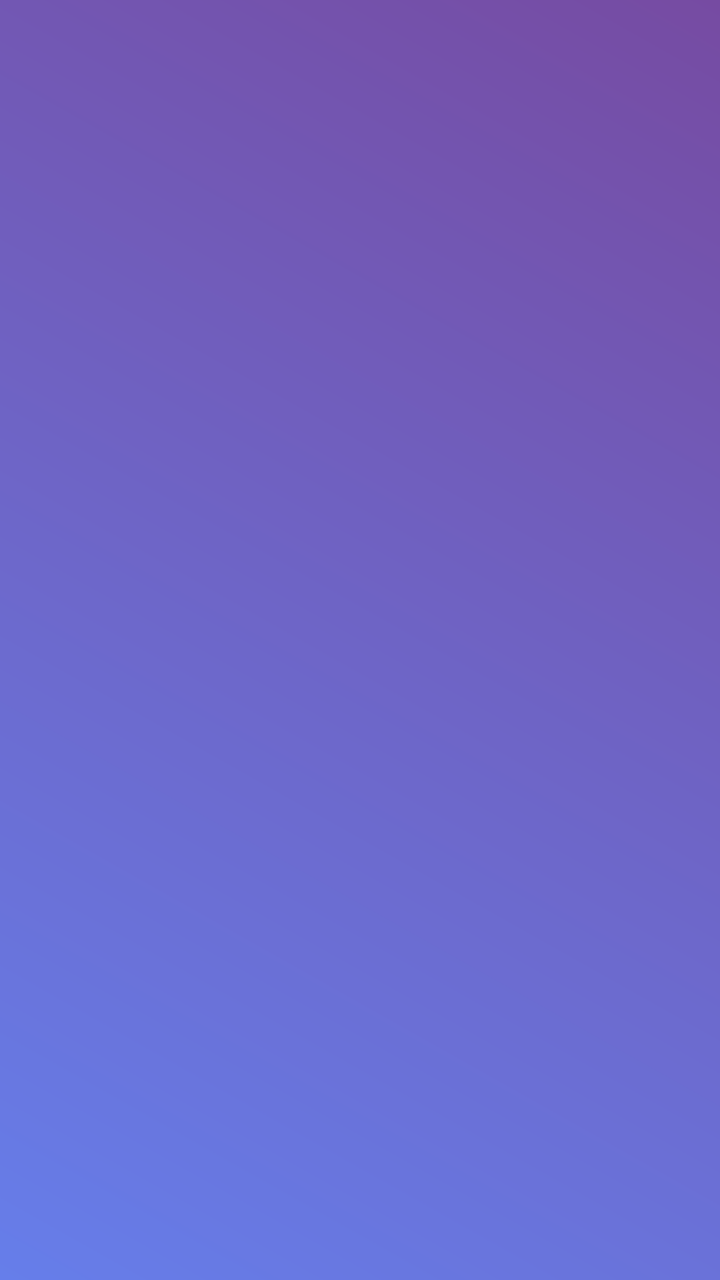
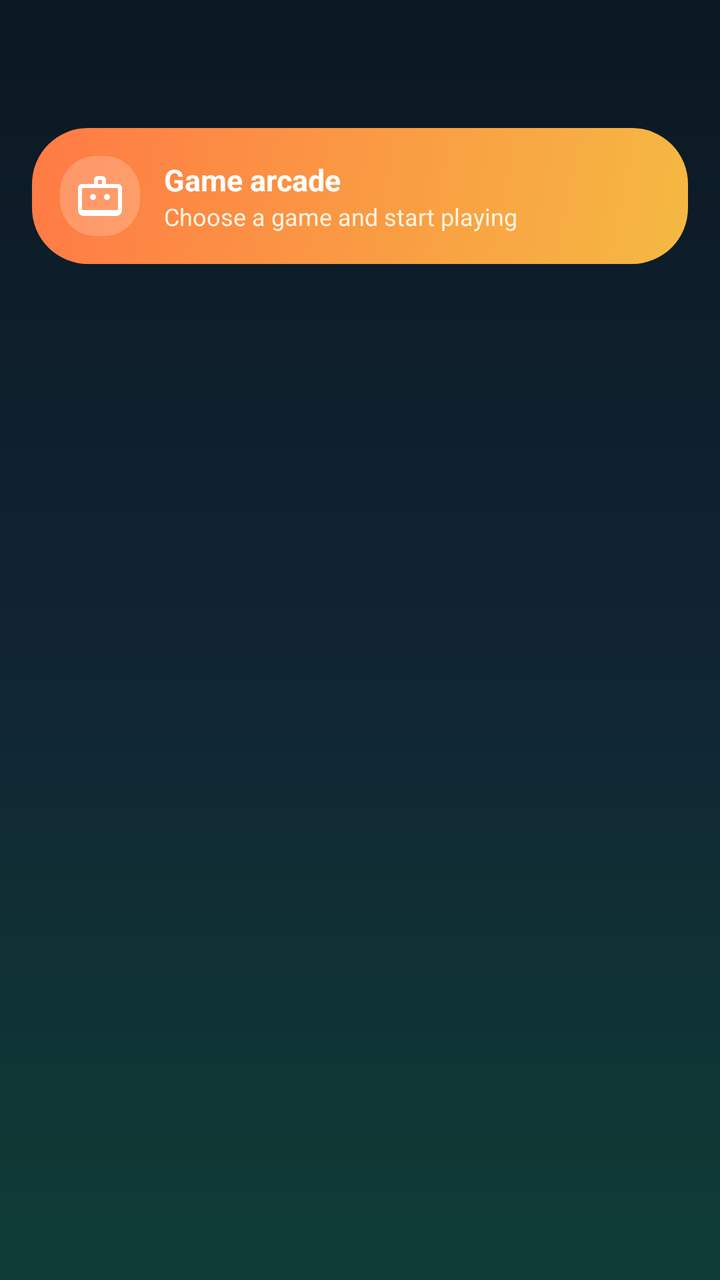

The first picture is an Android layout as it rendered before a commit; the second is the same layout after the commit. The layout source and the unified diff follow.
<!-- AndroidManifest.xml: application theme Theme.BushoRat -->
<!-- res/layout/activity_earn.xml -->
<?xml version="1.0" encoding="utf-8"?>
<androidx.coordinatorlayout.widget.CoordinatorLayout xmlns:android="http://schemas.android.com/apk/res/android"
    xmlns:app="http://schemas.android.com/apk/res-auto"
    xmlns:tools="http://schemas.android.com/tools"
    android:layout_width="match_parent"
    android:layout_height="match_parent"
    android:background="@drawable/gradient_login_bg"
    tools:context=".activities.EarnActivity">

    <com.google.android.material.appbar.AppBarLayout
        android:layout_width="match_parent"
        android:layout_height="wrap_content"
        android:fitsSystemWindows="true"
        android:background="@android:color/transparent"
        app:elevation="0dp"
        app:liftOnScroll="false">

        <com.google.android.material.appbar.MaterialToolbar
            android:id="@+id/toolbar"
            android:layout_width="match_parent"
            android:layout_height="?attr/actionBarSize"
            android:background="@android:color/transparent"
            android:theme="@style/ThemeOverlay.Material3.Dark.ActionBar"
            android:title="Games"
            app:layout_scrollFlags="scroll|enterAlways"
            app:titleCentered="false"
            app:titleTextColor="#FFFFFF" />
    </com.google.android.material.appbar.AppBarLayout>

    <androidx.recyclerview.widget.RecyclerView
        android:id="@+id/recyclerView"
        android:layout_width="match_parent"
        android:layout_height="match_parent"
        android:padding="8dp"
        android:clipToPadding="false"
        android:scrollbars="vertical"
        app:layout_behavior="@string/appbar_scrolling_view_behavior"
        tools:listitem="@layout/item_game" />

</androidx.coordinatorlayout.widget.CoordinatorLayout>
<!-- res/layout/item_game.xml (included above) -->
<LinearLayout xmlns:android="http://schemas.android.com/apk/res/android"
    android:layout_width="match_parent"
    android:layout_height="wrap_content"
    android:layout_margin="6dp"
    android:orientation="vertical"
    android:gravity="center"
    android:background="@android:color/white"
    android:elevation="2dp"
    >

    <ImageView
        android:id="@+id/gameImage"
        android:layout_width="match_parent"
        android:layout_height="100dp"
        android:scaleType="centerCrop" />

    <TextView
        android:id="@+id/gameName"
        android:layout_width="wrap_content"
        android:layout_height="wrap_content"
        android:textSize="14sp"
        android:textColor="@android:color/black"
        android:layout_marginTop="6dp"
        android:text="Game Title"/>
</LinearLayout>
<!-- resources referenced by this layout -->
<resources>
  <!-- drawable gradient_login_bg (drawable) -->
  <?xml version="1.0" encoding="utf-8"?>
  <shape xmlns:android="http://schemas.android.com/apk/res/android">
      <gradient
          android:angle="45"
          android:startColor="#667EEA"
          android:endColor="#764BA2"
          android:type="linear" />
  </shape>
  <style name="Theme.BushoRat" parent="Base.Theme.BushoRat" />
  <style name="Base.Theme.BushoRat" parent="Theme.Material3.DayNight.NoActionBar">
          
          
      </style>
</resources>

<!-- the commit's change to res/layout/activity_earn.xml (unified diff, before → after) -->
@@ -10,10 +10,9 @@
     <com.google.android.material.appbar.AppBarLayout
         android:layout_width="match_parent"
         android:layout_height="wrap_content"
+        android:background="@android:color/transparent"
         android:fitsSystemWindows="true"
-        android:background="@android:color/transparent"
-        app:elevation="0dp"
-        app:liftOnScroll="false">
+        app:elevation="0dp">
 
         <com.google.android.material.appbar.MaterialToolbar
             android:id="@+id/toolbar"
@@ -21,46 +20,116 @@
             android:layout_height="?attr/actionBarSize"
             android:background="@android:color/transparent"
             android:theme="@style/ThemeOverlay.Material3.Dark.ActionBar"
-            android:title="Games"
-            app:layout_scrollFlags="scroll|enterAlways"
-            app:titleCentered="false"
-            app:titleTextColor="#FFFFFF" />
+            android:title="@string/home_games_title"
+            app:titleTextColor="@color/white" />
     </com.google.android.material.appbar.AppBarLayout>
 
-    <androidx.recyclerview.widget.RecyclerView
-        android:id="@+id/recyclerView"
+    <LinearLayout
         android:layout_width="match_parent"
         android:layout_height="match_parent"
-        android:padding="8dp"
-        android:clipToPadding="false"
-        android:scrollbars="vertical"
-        app:layout_behavior="@string/appbar_scrolling_view_behavior"
-        tools:listitem="@layout/item_game" />
+        android:orientation="vertical"
+        app:layout_behavior="@string/appbar_scrolling_view_behavior">
+
+        <LinearLayout
+            android:layout_width="match_parent"
+            android:layout_height="wrap_content"
+            android:layout_marginHorizontal="16dp"
+            android:layout_marginBottom="10dp"
+            android:background="@drawable/bg_tile_games"
+            android:gravity="center_vertical"
+            android:orientation="horizontal"
+            android:padding="14dp">
+
+            <ImageView
+                android:layout_width="40dp"
+                android:layout_height="40dp"
+                android:background="@drawable/bg_icon_bubble"
+                android:contentDescription="@null"
+                android:padding="8dp"
+                android:src="@drawable/ic_home_games" />
+
+            <LinearLayout
+                android:layout_width="0dp"
+                android:layout_height="wrap_content"
+                android:layout_marginStart="12dp"
+                android:layout_weight="1"
+                android:orientation="vertical">
+
+                <TextView
+                    android:layout_width="wrap_content"
+                    android:layout_height="wrap_content"
+                    android:text="@string/games_banner_title"
+                    android:textColor="@color/white"
+                    android:textSize="15sp"
+                    android:textStyle="bold" />
+
+                <TextView
+                    android:layout_width="wrap_content"
+                    android:layout_height="wrap_content"
+                    android:text="@string/games_banner_desc"
+                    android:textColor="#FFF2DF"
+                    android:textSize="12sp" />
+            </LinearLayout>
+        </LinearLayout>
+
+        <androidx.recyclerview.widget.RecyclerView
+            android:id="@+id/recyclerView"
+            android:layout_width="match_parent"
+            android:layout_height="0dp"
+            android:layout_weight="1"
+            android:clipToPadding="false"
+            android:padding="10dp"
+            android:scrollbars="vertical"
+            tools:listitem="@layout/item_game" />
+    </LinearLayout>
 
 </androidx.coordinatorlayout.widget.CoordinatorLayout>
 <!-- res/layout/item_game.xml (included above) -->
-<LinearLayout xmlns:android="http://schemas.android.com/apk/res/android"
+<?xml version="1.0" encoding="utf-8"?>
+<com.google.android.material.card.MaterialCardView xmlns:android="http://schemas.android.com/apk/res/android"
+    xmlns:app="http://schemas.android.com/apk/res-auto"
     android:layout_width="match_parent"
     android:layout_height="wrap_content"
     android:layout_margin="6dp"
-    android:orientation="vertical"
-    android:gravity="center"
-    android:background="@android:color/white"
-    android:elevation="2dp"
-    >
+    app:cardBackgroundColor="@color/card_surface"
+    app:cardCornerRadius="18dp"
+    app:cardElevation="4dp"
+    app:strokeColor="@color/card_stroke"
+    app:strokeWidth="1dp">
 
-    <ImageView
-        android:id="@+id/gameImage"
+    <LinearLayout
         android:layout_width="match_parent"
-        android:layout_height="100dp"
-        android:scaleType="centerCrop" />
+        android:layout_height="wrap_content"
+        android:orientation="vertical"
+        android:padding="10dp">
 
-    <TextView
-        android:id="@+id/gameName"
-        android:layout_width="wrap_content"
-        android:layout_height="wrap_content"
-        android:textSize="14sp"
-        android:textColor="@android:color/black"
-        android:layout_marginTop="6dp"
-        android:text="Game Title"/>
-</LinearLayout>
+        <ImageView
+            android:id="@+id/gameImage"
+            android:layout_width="match_parent"
+            android:layout_height="110dp"
+            android:background="@drawable/bg_icon_bubble"
+            android:scaleType="centerCrop" />
+
+        <TextView
+            android:id="@+id/gameName"
+            android:layout_width="match_parent"
+            android:layout_height="wrap_content"
+            android:layout_marginTop="10dp"
+            android:ellipsize="end"
+            android:gravity="center"
+            android:maxLines="2"
+            android:text="Game Title"
+            android:textColor="@color/white"
+            android:textSize="13sp"
+            android:textStyle="bold" />
+
+        <TextView
+            android:layout_width="match_parent"
+            android:layout_height="wrap_content"
+            android:layout_marginTop="2dp"
+            android:gravity="center"
+            android:text="@string/games_tap_to_play"
+            android:textColor="@color/amber"
+            android:textSize="11sp" />
+    </LinearLayout>
+</com.google.android.material.card.MaterialCardView>
<!-- resource entries referenced after the edit -->
@@ -1,14 +1,56 @@
 <!-- resources referenced by this layout -->
 <resources>
+  <color name="amber">#F5B942</color>
+  <color name="card_stroke">#2A3E4F</color>
+  <color name="card_surface">#162735</color>
+  <color name="white">#FFFFFF</color>
+  <!-- drawable bg_icon_bubble (drawable) -->
+  <?xml version="1.0" encoding="utf-8"?>
+  <shape xmlns:android="http://schemas.android.com/apk/res/android">
+      <solid android:color="#33FFFFFF" />
+      <corners android:radius="18dp" />
+  </shape>
+  <!-- drawable bg_tile_games (drawable) -->
+  <?xml version="1.0" encoding="utf-8"?>
+  <shape xmlns:android="http://schemas.android.com/apk/res/android">
+      <gradient
+          android:angle="135"
+          android:startColor="#F5B942"
+          android:endColor="#FF7A45"
+          android:type="linear" />
+      <corners android:radius="28dp" />
+  </shape>
   <!-- drawable gradient_login_bg (drawable) -->
   <?xml version="1.0" encoding="utf-8"?>
   <shape xmlns:android="http://schemas.android.com/apk/res/android">
       <gradient
-          android:angle="45"
-          android:startColor="#667EEA"
-          android:endColor="#764BA2"
+          android:angle="160"
+          android:startColor="#0B1822"
+          android:centerColor="#102433"
+          android:endColor="#0F3D36"
           android:type="linear" />
   </shape>
+  <!-- drawable ic_home_games (drawable) -->
+  <?xml version="1.0" encoding="utf-8"?>
+  <vector xmlns:android="http://schemas.android.com/apk/res/android"
+      android:width="24dp"
+      android:height="24dp"
+      android:viewportWidth="24"
+      android:viewportHeight="24">
+      <path
+          android:fillColor="#FFFFFF"
+          android:pathData="M21,6H15V4c0,-1.1 -0.9,-2 -2,-2h-2C9.9,2 9,2.9 9,4v2H3C1.9,6 1,6.9 1,8v11c0,1.66 1.34,3 3,3h16c1.66,0 3,-1.34 3,-3V8C23,6.9 22.1,6 21,6zM11,4h2v2h-2V4zM21,19H3V8h18V19z" />
+      <path
+          android:fillColor="#FFFFFF"
+          android:pathData="M8.5,12.5m-1.5,0a1.5,1.5 0,1 1,3 0a1.5,1.5 0,1 1,-3 0" />
+      <path
+          android:fillColor="#FFFFFF"
+          android:pathData="M15.5,12.5m-1.5,0a1.5,1.5 0,1 1,3 0a1.5,1.5 0,1 1,-3 0" />
+  </vector>
+  <string name="games_banner_desc">Choose a game and start playing</string>
+  <string name="games_banner_title">Game arcade</string>
+  <string name="games_tap_to_play">Tap to play</string>
+  <string name="home_games_title">Games</string>
   <style name="Theme.BushoRat" parent="Base.Theme.BushoRat" />
   <style name="Base.Theme.BushoRat" parent="Theme.Material3.DayNight.NoActionBar">
           
